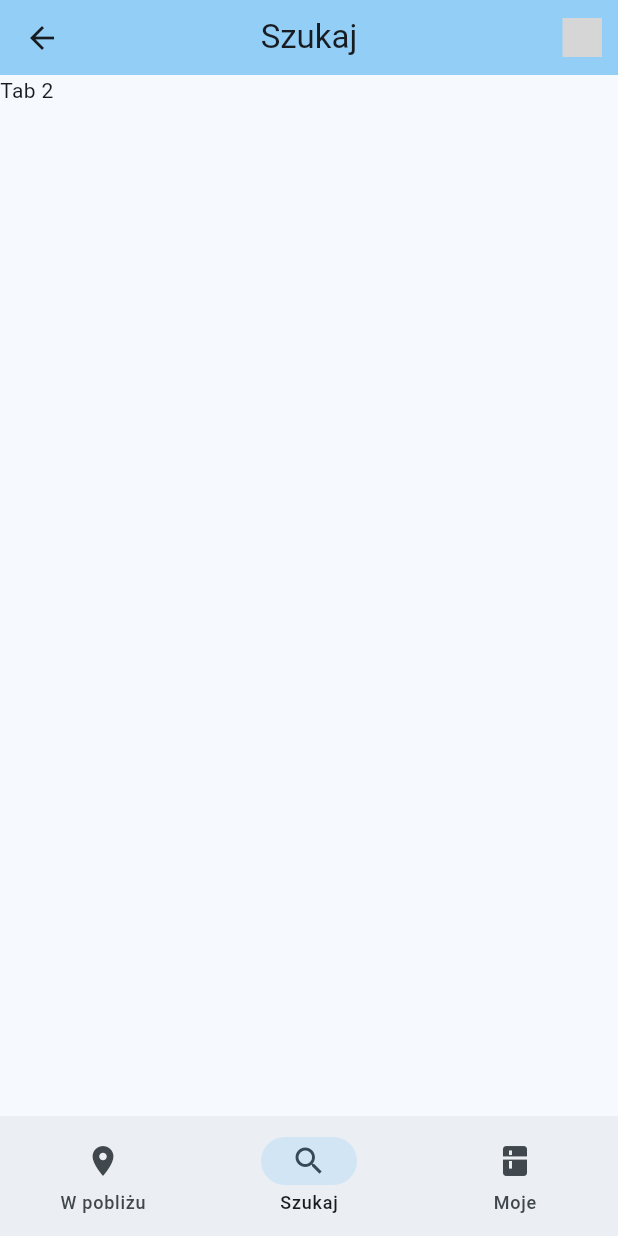
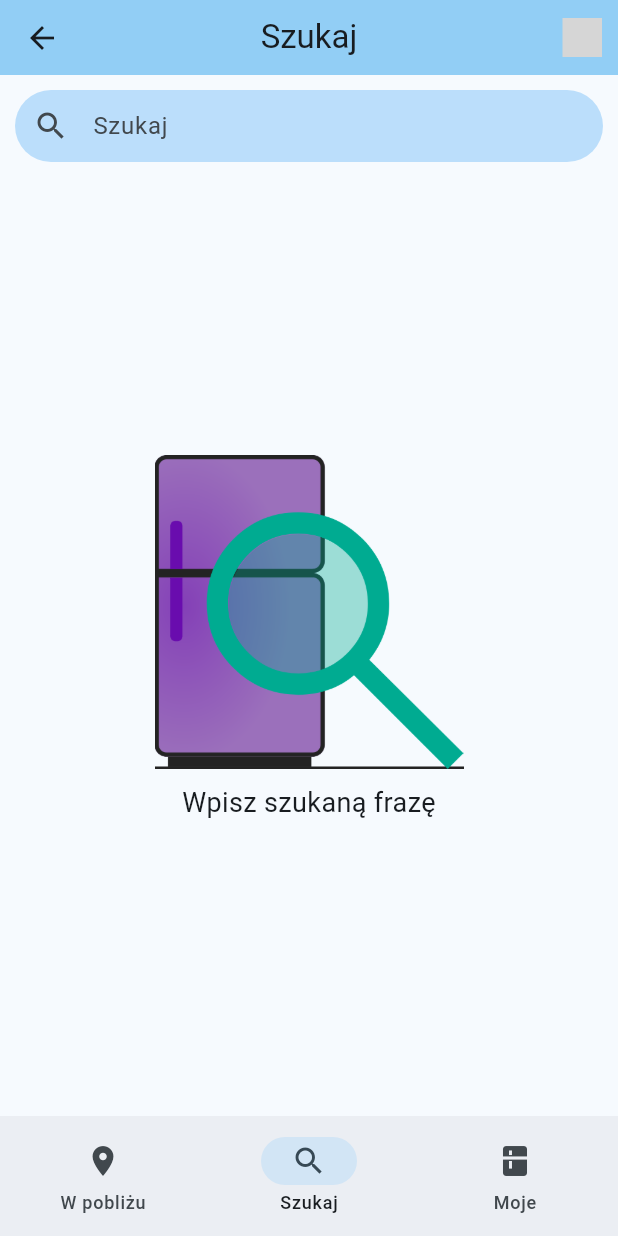
Before and after one commit to Wiktor102/bioshare, a Flutter app: the AppStructure screen opened directly with empty values, item 2 of the bottom bar chosen, on a phone screen of 412 x 824 dp. Run offline on Flutter 3.47's test engine with Material 2 defaults, Android fonts, the phone set to English and light mode, and no system bars; drawn by our look-alikes of flutter_profile_picture; our stand-ins replace flutter_map, flutter_secure_storage, geolocator, latlong2, loading_animation_widget; missing offline and left inert: flutter_map_location_marker, jwt_decode, map_launcher; accounts and stored records are empty; network calls fail; grey boxes are pictures that could not be loaded.

Commit message:
Basic search page

```diff
--- a/app/bioshare/lib/app/app_structure.dart
+++ b/app/bioshare/lib/app/app_structure.dart
@@ -2,6 +2,7 @@ import 'package:flutter/material.dart';
 import 'package:provider/provider.dart';
 
 import './fridges_list.dart';
+import './search.dart';
 import './app_bar.dart';
 import "./bottom_nav.dart";
 import './my_fridges.dart';
@@ -29,7 +30,7 @@ class _AppStructureState extends State<AppStructure> {
 
     final List<Widget> screens = [
       FridgesList(fridges: provider.fridges),
-      const Text("Tab 2"),
+      const Search(),
       const MyFridges(),
     ];
 
--- /dev/null
+++ b/app/bioshare/lib/app/search.dart
@@ -0,0 +1,140 @@
+import 'package:bioshare/app/fridges_list.dart';
+import 'package:flutter/material.dart';
+import 'package:provider/provider.dart';
+import 'dart:async';
+
+// model classes
+import '../models/fridge_model.dart';
+
+class Search extends StatefulWidget {
+  const Search({super.key});
+
+  @override
+  State<Search> createState() => _SearchState();
+}
+
+class _SearchState extends State<Search> {
+  final controller = TextEditingController();
+  String query = "";
+  bool loadingResults = false;
+  List<Fridge> fridgesToShow = [];
+
+  // Give the user time to stop typing -> ex. if query.length == 20, we don't want to make 20 http requests
+  Timer? _debounce;
+
+  onQueryChanged(BuildContext context, String newQuery) async {
+    if (_debounce?.isActive ?? false) _debounce?.cancel();
+    if (newQuery == "") {
+      clearQuery();
+      return;
+    }
+
+    setState(() {
+      loadingResults = true;
+      query = newQuery;
+    });
+
+    _debounce = Timer(const Duration(seconds: 1), () async {
+      final provider = Provider.of<FridgeModel>(context, listen: false);
+      final list = await provider.search(query);
+      fridgesToShow =
+          list.map((Fridge f) => f.id).map((id) => provider.getFridge(id)).whereType<Fridge>().toList();
+
+      setState(() {
+        loadingResults = false;
+      });
+    });
+  }
+
+  clearQuery() {
+    setState(() {
+      loadingResults = false;
+      query = "";
+      fridgesToShow = [];
+    });
+
+    controller.text = "";
+  }
+
+  @override
+  void dispose() {
+    _debounce?.cancel();
+    super.dispose();
+  }
+
+  @override
+  Widget build(BuildContext context) {
+    return Padding(
+      padding: const EdgeInsets.all(10),
+      child: Column(
+        children: [
+          TextFormField(
+            controller: controller,
+            onChanged: (q) => onQueryChanged(context, q),
+            onTapOutside: (_) => FocusManager.instance.primaryFocus?.unfocus(),
+            textInputAction: TextInputAction.search,
+            keyboardType: TextInputType.text,
+            decoration: InputDecoration(
+              contentPadding: const EdgeInsets.fromLTRB(12, 8, 12, 8),
+              prefixIcon: const Icon(Icons.search),
+              suffixIcon: query.isNotEmpty
+                  ? IconButton(
+                      icon: const Icon(Icons.clear),
+                      onPressed: clearQuery,
+                    )
+                  : null,
+              floatingLabelBehavior: FloatingLabelBehavior.never,
+              labelText: "Szukaj",
+              hintText: "Nazwa lodówki lub produkt",
+              filled: true,
+              fillColor: Theme.of(context).primaryColorLight,
+              border: const OutlineInputBorder(
+                borderRadius: BorderRadius.all(Radius.circular(90.0)),
+                borderSide: BorderSide.none,
+              ),
+            ),
+          ),
+          const SizedBox(height: 10),
+          Expanded(
+            child: fridgesToShow.isNotEmpty && !loadingResults
+                ? FridgesList(fridges: fridgesToShow, background: false)
+                : Center(
+                    child: SizedBox(
+                      width: MediaQuery.of(context).size.width * 0.5,
+                      child: Column(
+                        mainAxisSize: MainAxisSize.min,
+                        children: [
+                          const Image(image: AssetImage("assets/fridgeSearch.png")),
+                          const SizedBox(height: 10),
+                          loadingResults
+                              ? const Row(
+                                  mainAxisSize: MainAxisSize.min,
+                                  children: [
+                                    SizedBox(
+                                      width: 20,
+                                      height: 20,
+                                      child: CircularProgressIndicator(strokeWidth: 3),
+                                    ),
+                                    SizedBox(width: 15),
+                                    Text(
+                                      "Ładowanie...",
+                                      textAlign: TextAlign.center,
+                                      style: TextStyle(fontSize: 18),
+                                    ),
+                                  ],
+                                )
+                              : Text(
+                                  query.isEmpty ? "Wpisz szukaną frazę" : "Nie znaleziono tego czego szukasz",
+                                  textAlign: TextAlign.center,
+                                  style: const TextStyle(fontSize: 18),
+                                ),
+                        ],
+                      ),
+                    ),
+                  ),
+          ),
+        ],
+      ),
+    );
+  }
+}
--- a/app/bioshare/pubspec.yaml
+++ b/app/bioshare/pubspec.yaml
@@ -80,6 +80,7 @@ flutter:
     - assets/pinBlue.png
     - assets/empty.png
     - assets/logoBaner50y.png
+    - assets/fridgeSearch.png
   #   - images/a_dot_ham.jpeg
 
   # An image asset can refer to one or more resolution-specific "variants", see
```
Also changed, not shown: app/bioshare/lib/app/fridges_list.dart (+6 -1 lines), app/bioshare/lib/models/fridge_model.dart (+79 -23 lines), app/bioshare/assets/fridgeSearch.png (added), 1 other file.
